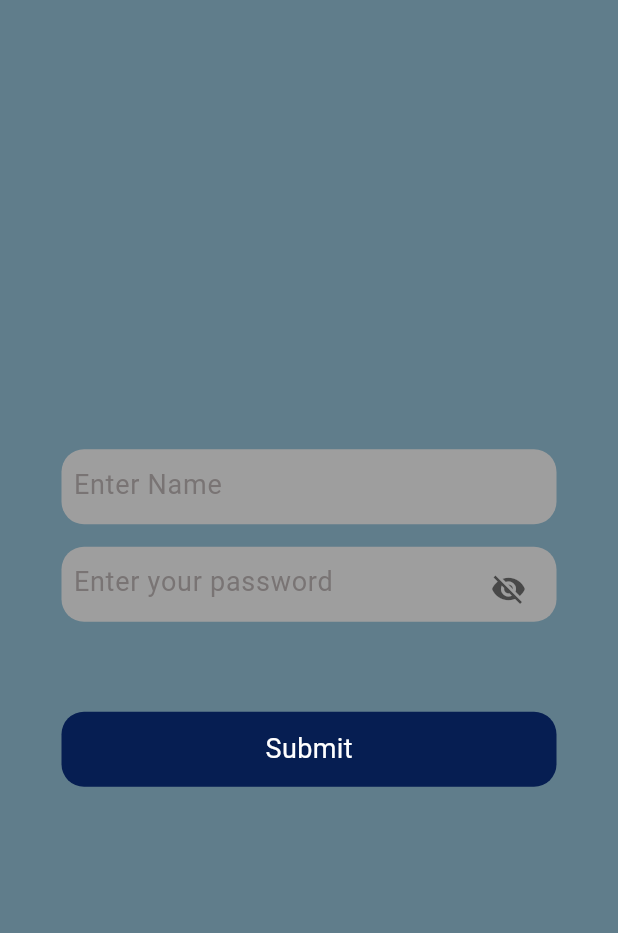
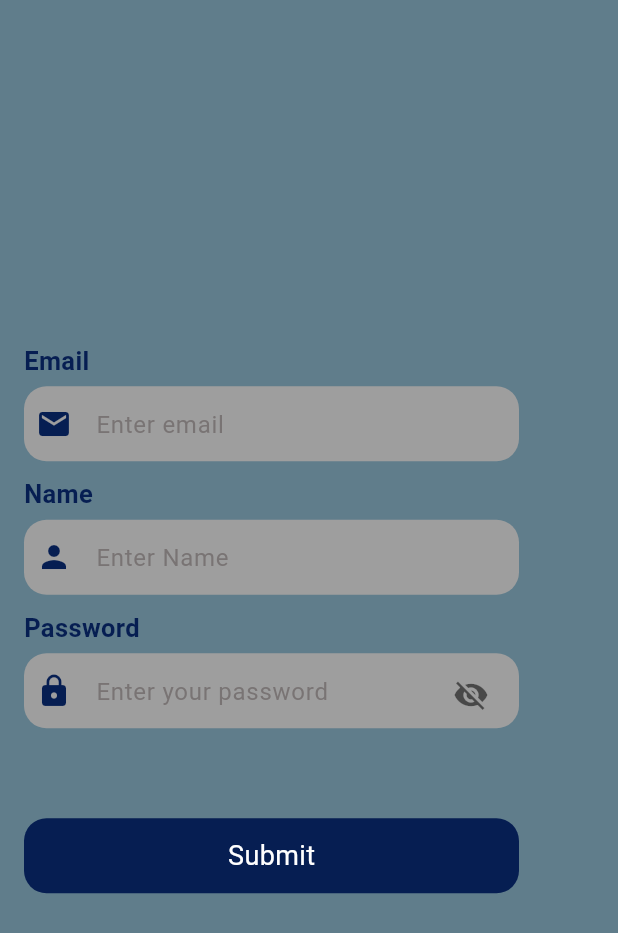
Before and after one commit to ZunairaMughal24/first_trial, a Flutter app: the screen it shows after launch, on a phone screen of 412 x 824 dp. Shown: the top 933 px of the screen. Run offline on Flutter 3.47's test engine with Material 3 defaults, Android fonts, the phone set to English and light mode, and no system bars; our stand-ins replace fluttertoast.

Commit message:
email field and keyboard types

```diff
--- a/lib/widgets/BeautifulView.dart
+++ b/lib/widgets/BeautifulView.dart
@@ -1,7 +1,7 @@
 import 'dart:developer';
 
-import 'package:first_trial/widgets/generic-%20textfield.dart';
-import 'package:first_trial/widgets/generic-textButton.dart';
+import 'package:first_trial/widgets/genericTextfield.dart';
+import 'package:first_trial/widgets/genericTextButton.dart';
 import 'package:flutter/material.dart';
 import 'package:fluttertoast/fluttertoast.dart';
 
@@ -11,6 +11,7 @@ class BeautifulView extends StatefulWidget {
 }
 
 class _BeautifulViewState extends State<BeautifulView> {
+  TextEditingController _EmailController = TextEditingController();
   TextEditingController _nameController = TextEditingController();
   TextEditingController _passwordController = TextEditingController();
   FocusNode _nameFocus = FocusNode();
@@ -19,13 +20,14 @@ class _BeautifulViewState extends State<BeautifulView> {
 
   void _validateAndSubmit() {
     log(" Validate and Submit Called");
+    String email = _EmailController.text.trim();
     String name = _nameController.text.trim();
     String password = _passwordController.text.trim();
-
+    log("Name Entered: $email");
     log("Name Entered: $name");
     log("Password Entered: $password");
 
-    if (name.isEmpty || password.isEmpty) {
+    if (name.isEmpty || password.isEmpty || email.isEmpty) {
       log("Fields cannot be empty!");
       Fluttertoast.showToast(
         msg: "Fields cannot be empty!",
@@ -75,24 +77,75 @@ class _BeautifulViewState extends State<BeautifulView> {
   Widget build(BuildContext context) {
     return Scaffold(
       backgroundColor: Colors.blueGrey,
-      body: Center(
+      body: Padding(
+        padding: const EdgeInsets.all(16.0),
         child: Column(
           mainAxisAlignment: MainAxisAlignment.center,
+          crossAxisAlignment: CrossAxisAlignment.start,
           children: [
+            Align(
+              alignment: Alignment.centerLeft, // Aligns text to the right
+              child: Text(
+                "Email",
+                style: TextStyle(
+                  fontSize: 17,
+                  fontWeight: FontWeight.bold,
+                  color: Color.fromARGB(255, 6, 30, 82),
+                ),
+              ),
+            ),
+            SizedBox(height: 5),
             Generictextfield(
-              controller: _nameController,
-              focusNode: _nameFocus,
-              nextFocusNode: _passwordFocus, // Move focus to password field
+              controller: _EmailController,
+              icon: Icons.email,
+              // Move focus to password field
               onKeyboardClick: _handleKeyboardClick,
               isPassword: false,
+              textInputAction: TextInputAction.next,
+              hintText: "Enter email",
+              // LabelText: "Email",
+              keyboardType: TextInputType.emailAddress,
+            ),
+            SizedBox(height: 10),
+            Text(
+              "Name",
+              style: TextStyle(
+                fontWeight: FontWeight.bold,
+                fontSize: 17,
+                color: const Color.fromARGB(255, 6, 30, 82),
+              ),
+            ),
+            SizedBox(height: 5),
+            Generictextfield(
+              icon: Icons.person,
+              controller: _nameController,
+              // Move focus to password field
+              onKeyboardClick: _handleKeyboardClick,
+              isPassword: false,
+              textInputAction: TextInputAction.next,
               hintText: "Enter Name",
+              // LabelText: "Name",
+              keyboardType: TextInputType.name,
             ),
-            SizedBox(height: 15),
+            SizedBox(height: 10),
+            Text(
+              "Password",
+              style: TextStyle(
+                fontWeight: FontWeight.bold,
+                fontSize: 17,
+                color: const Color.fromARGB(255, 6, 30, 82),
+              ),
+              textAlign: TextAlign.left,
+            ),
+            SizedBox(height: 5),
             Generictextfield(
               controller: _passwordController,
               isPassword: true,
               hintText: "Enter your password",
-              focusNode: _passwordFocus,
+              icon: Icons.lock,
+              // LabelText: "password",
+              textInputAction: TextInputAction.done,
+              keyboardType: TextInputType.visiblePassword,
               onKeyboardClick: _handleKeyboardClick,
               onSubmitted: _validateAndSubmit, // Call validation on Enter
             ),
--- a/lib/widgets/generic- textfield.dart
+++ /dev/null
@@ -1,96 +0,0 @@
-import 'package:flutter/material.dart';
-
-class Generictextfield extends StatefulWidget {
-  final TextEditingController controller;
-  final String hintText;
-  final bool isPassword;
-  final FocusNode? focusNode;
-  final FocusNode? nextFocusNode;
-  final VoidCallback? onSubmitted;
-  final VoidCallback? onKeyboardClick;
-  Generictextfield(
-      {required this.controller,
-      required this.hintText,
-      this.isPassword = false,
-      this.focusNode,
-      this.nextFocusNode,
-      this.onSubmitted,
-      this.onKeyboardClick});
-
-  @override
-  State<Generictextfield> createState() => _GenerictextfieldState();
-}
-
-class _GenerictextfieldState extends State<Generictextfield> {
-  bool isVisible = true;
-  @override
-  void initState() {
-    super.initState();
-    isVisible =
-        widget.isPassword; // Initialize visibility based on password field
-  }
-
-  void _toggleVisibility() {
-    setState(() {
-      isVisible = !isVisible;
-    });
-  }
-
-  @override
-  Widget build(BuildContext context) {
-    return Padding(
-      padding: const EdgeInsets.symmetric(horizontal: 15),
-      child: Container(
-        decoration: BoxDecoration(
-          borderRadius: BorderRadius.circular(15),
-          color: Colors.grey,
-        ),
-        height: 50,
-        width: 330,
-        child: Padding(
-          padding: const EdgeInsets.all(8.0),
-          child: TextField(
-            controller: widget.controller,
-            focusNode: widget.focusNode,
-            obscureText: widget.isPassword ? isVisible : false,
-            textInputAction:
-                widget.isPassword ? TextInputAction.done : TextInputAction.next,
-
-            // When "Enter" is pressed
-            onSubmitted: (value) {
-              if (widget.nextFocusNode != null) {
-                FocusScope.of(context).requestFocus(widget.nextFocusNode);
-              } else if (widget.onSubmitted != null) {
-                widget.onSubmitted!();
-              }
-            },
-            onTap: () {
-              if (widget.onKeyboardClick != null) {
-                widget.onKeyboardClick!();
-              }
-            },
-
-
-            decoration: InputDecoration(
-              suffixIcon: widget.isPassword
-                  ? IconButton(
-                      icon: Icon(
-                        isVisible ? Icons.visibility_off : Icons.visibility,
-                        color: Colors.black54,
-                      ),
-                      onPressed: _toggleVisibility,
-                    )
-                  : null,
-              border: InputBorder.none,
-              hintText: widget.hintText,
-              hintStyle: TextStyle(
-                color: Color.fromARGB(255, 121, 116, 116),
-                fontSize: 18,
-              ),
-            ),
-          ),
-        ),
-      ),
-    );
-  }
-}
--- a/lib/widgets/generic-textButton.dart
+++ /dev/null
@@ -1,35 +0,0 @@
-import 'package:flutter/material.dart';
-
-class GenericTextButton extends StatelessWidget {
-  final String text;
-  final VoidCallback onPressed;
-
-  GenericTextButton({
-    required this.text,
-    required this.onPressed,
-  });
-
-  @override
-  Widget build(BuildContext context) {
-    return Padding(
-      padding: const EdgeInsets.symmetric(horizontal: 15),
-      child: GestureDetector(
-        onTap: onPressed,
-        child: Container(
-          decoration: BoxDecoration(
-            borderRadius: BorderRadius.circular(15),
-            color: const Color.fromARGB(255, 6, 30, 82),
-          ),
-          height: 50,
-          width: 330,
-          child: Center(
-            child: Text(
-              text,
-              style: TextStyle(color: Colors.white, fontSize: 18),
-            ),
-          ),
-        ),
-      ),
-    );
-  }
-}
--- /dev/null
+++ b/lib/widgets/genericTextButton.dart
@@ -0,0 +1,32 @@
+import 'package:flutter/material.dart';
+
+class GenericTextButton extends StatelessWidget {
+  final String text;
+  final VoidCallback onPressed;
+
+  GenericTextButton({
+    required this.text,
+    required this.onPressed,
+  });
+
+  @override
+  Widget build(BuildContext context) {
+    return GestureDetector(
+      onTap: onPressed,
+      child: Container(
+        decoration: BoxDecoration(
+          borderRadius: BorderRadius.circular(15),
+          color: const Color.fromARGB(255, 6, 30, 82),
+        ),
+        height: 50,
+        width: 330,
+        child: Center(
+          child: Text(
+            text,
+            style: TextStyle(color: Colors.white, fontSize: 18),
+          ),
+        ),
+      ),
+    );
+  }
+}
--- /dev/null
+++ b/lib/widgets/genericTextfield.dart
@@ -0,0 +1,87 @@
+import 'package:flutter/material.dart';
+
+class Generictextfield extends StatefulWidget {
+  final TextEditingController controller;
+  final String hintText;
+  //  final String LabelText;
+  final bool isPassword;
+  final IconData? icon;
+  final TextInputType keyboardType;
+  final VoidCallback? onSubmitted;
+  final VoidCallback? onKeyboardClick;
+  final TextInputAction? textInputAction;
+  Generictextfield(
+      {required this.controller,
+      required this.hintText,
+      // required this.LabelText,
+      this.isPassword = false,
+      this.icon,
+      this.keyboardType = TextInputType.text,
+      this.onSubmitted,
+      this.onKeyboardClick,
+      this.textInputAction});
+
+  @override
+  State<Generictextfield> createState() => _GenerictextfieldState();
+}
+
+class _GenerictextfieldState extends State<Generictextfield> {
+  bool isVisible = true;
+  @override
+  void initState() {
+    super.initState();
+    isVisible =
+        widget.isPassword; // Initialize visibility based on password field
+  }
+
+  void _toggleVisibility() {
+    setState(() {
+      isVisible = !isVisible;
+    });
+  }
+
+  @override
+  Widget build(BuildContext context) {
+    return Container(
+      decoration: BoxDecoration(
+        borderRadius: BorderRadius.circular(15),
+        color: Colors.grey,
+      ),
+      height: 50,
+      width: 330,
+      child: Padding(
+        padding: const EdgeInsets.all(8.0),
+        child: TextField(
+          controller: widget.controller,
+          keyboardType: widget.keyboardType,
+          obscureText: widget.isPassword ? isVisible : false,
+          textInputAction: widget.textInputAction,
+          decoration: InputDecoration(
+            icon: widget.icon != null
+                ? Icon(
+                    widget.icon,
+                    color: const Color.fromARGB(255, 6, 30, 82),
+                  ) // Icon on the left
+                : null,
+            suffixIcon: widget.isPassword
+                ? IconButton(
+                    icon: Icon(
+                      isVisible ? Icons.visibility_off : Icons.visibility,
+                      color: Colors.black54,
+                    ),
+                    onPressed: _toggleVisibility,
+                  )
+                : null,
+            border: InputBorder.none,
+// labelText: widget.LabelText,
+            hintText: widget.hintText,
+            hintStyle: TextStyle(
+              color: Color.fromARGB(255, 121, 116, 116),
+              fontSize: 16,
+            ),
+          ),
+        ),
+      ),
+    );
+  }
+}
```
